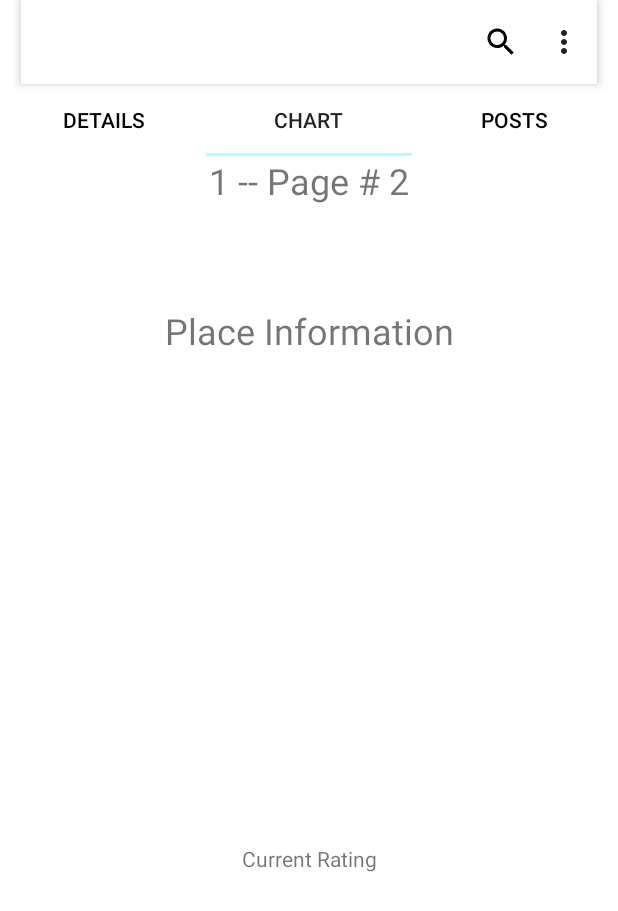
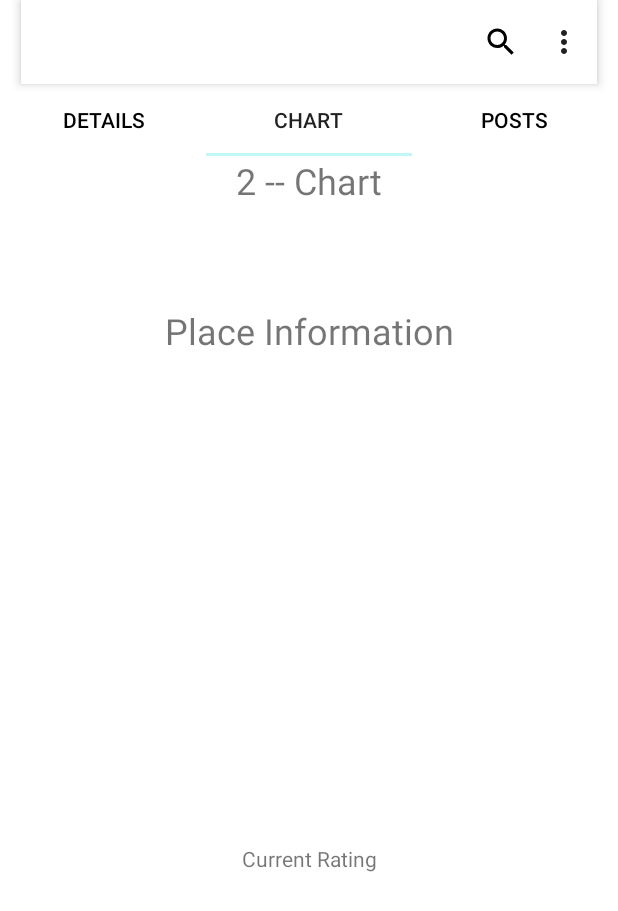
Before and after one commit to cpe305/spring2017-project-michellesfc, an Android app: the SearchActivity screen opened directly, with no data from a screen before it, tab 2 chosen, on a phone screen of 412 x 824 dp. Shown: the top 911 px of the screen. Run offline under Robolectric (Android 15) with nearby library versions, the phone set to English and light mode, and no system bars; 1 statement that could not run was skipped.

Commit message:
Each tab is now mapped to a fragment

```diff
--- a/app/build.gradle
+++ b/app/build.gradle
@@ -32,6 +32,7 @@ dependencies {
     compile 'com.google.android.gms:play-services:10.2.1'
     compile 'com.android.support:design:25.3.1'
     compile 'com.google.firebase:firebase-database:10.2.1'
+    compile 'com.android.support:support-v4:25.3.1'
     testCompile 'junit:junit:4.12'
 }
 
--- a/app/src/main/AndroidManifest.xml
+++ b/app/src/main/AndroidManifest.xml
@@ -16,15 +16,15 @@
             android:name="com.google.android.gms.version"
             android:value="@integer/google_play_services_version" />
 
-        <activity android:name=".MainActivity">
+        <activity android:name=".view.activity.MainActivity">
             <intent-filter>
                 <action android:name="android.intent.action.MAIN" />
 
                 <category android:name="android.intent.category.LAUNCHER" />
             </intent-filter>
         </activity>
-        <activity android:name=".ListActivity" />
-        <activity android:name=".SearchActivity"></activity>
+        <activity android:name=".view.activity.ListActivity" />
+        <activity android:name=".view.activity.SearchActivity"></activity>
     </application>
 
 </manifest>
--- a/app/src/main/java/com/example/michellegu/avoid/SearchPagerAdapter.java
+++ b/app/src/main/java/com/example/michellegu/avoid/view/SearchPagerAdapter.java
@@ -1,8 +1,12 @@
-package com.example.michellegu.avoid;
+package com.example.michellegu.avoid.view;
 
 import android.support.v4.app.Fragment;
 import android.support.v4.app.FragmentManager;
 import android.support.v4.app.FragmentPagerAdapter;
+
+import com.example.michellegu.avoid.view.fragment.ChartFragment;
+import com.example.michellegu.avoid.view.fragment.DetailsFragment;
+import com.example.michellegu.avoid.view.fragment.PostsFragment;
 
 /**
  * Created by michellegu on 4/24/17.
@@ -25,12 +29,12 @@ public class SearchPagerAdapter extends FragmentPagerAdapter {
     @Override
     public Fragment getItem(int position) {
         switch (position) {
-            case 0: // Fragment # 0 - This will show FirstFragment
-                return DetailsFragment.newInstance(0, "Page # 1");
-            case 1: // Fragment # 0 - This will show FirstFragment different title
-                return DetailsFragment.newInstance(1, "Page # 2");
-            case 2: // Fragment # 1 - This will show SecondFragment
-                return DetailsFragment.newInstance(2, "Page # 3");
+            case 0:
+                return DetailsFragment.newInstance();
+            case 1:
+                return ChartFragment.newInstance();
+            case 2:
+                return PostsFragment.newInstance();
             default:
                 return null;
         }
--- a/app/src/main/java/com/example/michellegu/avoid/BaseActivity.java
+++ b/app/src/main/java/com/example/michellegu/avoid/view/activity/BaseActivity.java
@@ -1,6 +1,5 @@
-package com.example.michellegu.avoid;
+package com.example.michellegu.avoid.view.activity;
 
-import android.app.ActionBar;
 import android.content.Intent;
 import android.os.Bundle;
 import android.support.v7.app.AppCompatActivity;
@@ -8,6 +7,7 @@ import android.support.v7.widget.Toolbar;
 import android.view.Menu;
 import android.view.MenuItem;
 
+import com.example.michellegu.avoid.R;
 import com.example.michellegu.avoid.view.IBaseView;
 
 /**
--- a/app/src/main/java/com/example/michellegu/avoid/ListActivity.java
+++ b/app/src/main/java/com/example/michellegu/avoid/view/activity/ListActivity.java
@@ -1,8 +1,8 @@
-package com.example.michellegu.avoid;
+package com.example.michellegu.avoid.view.activity;
 
-import android.support.v7.app.AppCompatActivity;
 import android.os.Bundle;
-import android.widget.TextView;
+
+import com.example.michellegu.avoid.R;
 
 /**
  * This activity will keep track of the places the user favorites.
--- a/app/src/main/java/com/example/michellegu/avoid/MainActivity.java
+++ b/app/src/main/java/com/example/michellegu/avoid/view/activity/MainActivity.java
@@ -1,7 +1,8 @@
-package com.example.michellegu.avoid;
+package com.example.michellegu.avoid.view.activity;
 
-import android.support.v7.app.AppCompatActivity;
 import android.os.Bundle;
+
+import com.example.michellegu.avoid.R;
 
 /**
  * This activity is displayed when the app first starts up.
--- /dev/null
+++ b/app/src/main/java/com/example/michellegu/avoid/view/fragment/ChartFragment.java
@@ -0,0 +1,45 @@
+package com.example.michellegu.avoid.view.fragment;
+
+import android.os.Bundle;
+import android.support.v4.app.Fragment;
+import android.view.LayoutInflater;
+import android.view.View;
+import android.view.ViewGroup;
+import android.widget.TextView;
+
+import com.example.michellegu.avoid.R;
+
+/**
+ * Created by michellegu on 4/24/17.
+ */
+
+public class ChartFragment extends Fragment {
+    // Store instance variables
+    private String title = "Chart";
+    private int page = 2;
+
+    // newInstance constructor for creating fragment with arguments
+    public static ChartFragment newInstance() {
+        ChartFragment fragmentSecond = new ChartFragment();
+        Bundle args = new Bundle();
+        fragmentSecond.setArguments(args);
+        return fragmentSecond;
+    }
+
+    // Store instance variables based on arguments passed
+    @Override
+    public void onCreate(Bundle savedInstanceState) {
+        super.onCreate(savedInstanceState);
+    }
+
+    // Inflate the view for the fragment based on layout XML
+    @Override
+    public View onCreateView(LayoutInflater inflater, ViewGroup container,
+                             Bundle savedInstanceState) {
+        View view = inflater.inflate(R.layout.fragment_chart, container, false);
+        TextView chartLabel = (TextView) view.findViewById(R.id.chartLabel);
+        chartLabel.setText(page + " -- " + title);
+
+        return view;
+    }
+}
--- /dev/null
+++ b/app/src/main/java/com/example/michellegu/avoid/view/fragment/DetailsFragment.java
@@ -0,0 +1,45 @@
+package com.example.michellegu.avoid.view.fragment;
+
+import android.os.Bundle;
+import android.support.v4.app.Fragment;
+import android.view.LayoutInflater;
+import android.view.View;
+import android.view.ViewGroup;
+import android.widget.TextView;
+
+import com.example.michellegu.avoid.R;
+
+/**
+ * Created by michellegu on 4/24/17.
+ */
+
+public class DetailsFragment extends Fragment {
+    // Store instance variables
+    private String title = "Details";
+    private int page = 1;
+
+    // newInstance constructor for creating fragment with arguments
+    public static DetailsFragment newInstance() {
+        DetailsFragment fragmentFirst = new DetailsFragment();
+        Bundle args = new Bundle();
+        fragmentFirst.setArguments(args);
+        return fragmentFirst;
+    }
+
+    // Store instance variables based on arguments passed
+    @Override
+    public void onCreate(Bundle savedInstanceState) {
+        super.onCreate(savedInstanceState);
+    }
+
+    // Inflate the view for the fragment based on layout XML
+    @Override
+    public View onCreateView(LayoutInflater inflater, ViewGroup container,
+                             Bundle savedInstanceState) {
+        View view = inflater.inflate(R.layout.fragment_details, container, false);
+        TextView tvLabel = (TextView) view.findViewById(R.id.tvLabel);
+        tvLabel.setText(page + " -- " + title);
+
+        return view;
+    }
+}
--- a/app/src/main/java/com/example/michellegu/avoid/DetailsFragment.java
+++ b/app/src/main/java/com/example/michellegu/avoid/view/fragment/PostsFragment.java
@@ -1,4 +1,4 @@
-package com.example.michellegu.avoid;
+package com.example.michellegu.avoid.view.fragment;
 
 import android.os.Bundle;
 import android.support.v4.app.Fragment;
@@ -7,41 +7,39 @@ import android.view.View;
 import android.view.ViewGroup;
 import android.widget.TextView;
 
+import com.example.michellegu.avoid.R;
+
 /**
  * Created by michellegu on 4/24/17.
  */
 
-public class DetailsFragment extends Fragment {
+public class PostsFragment extends Fragment {
     // Store instance variables
-    private String title;
-    private int page;
+    private String title = "Post";
+    private int page = 3;
 
     // newInstance constructor for creating fragment with arguments
-    public static DetailsFragment newInstance(int page, String title) {
-        DetailsFragment fragmentFirst = new DetailsFragment();
+    public static PostsFragment newInstance() {
+        PostsFragment fragmentThird = new PostsFragment();
         Bundle args = new Bundle();
-        args.putInt("someInt", page);
-        args.putString("someTitle", title);
-        fragmentFirst.setArguments(args);
-        return fragmentFirst;
+        fragmentThird.setArguments(args);
+        return fragmentThird;
     }
 
     // Store instance variables based on arguments passed
     @Override
     public void onCreate(Bundle savedInstanceState) {
         super.onCreate(savedInstanceState);
-        page = getArguments().getInt("someInt", 0);
-        title = getArguments().getString("someTitle");
     }
 
     // Inflate the view for the fragment based on layout XML
     @Override
     public View onCreateView(LayoutInflater inflater, ViewGroup container,
                              Bundle savedInstanceState) {
-        View view = inflater.inflate(R.layout.fragment_page, container, false);
-        TextView tvLabel = (TextView) view.findViewById(R.id.tvLabel);
-        tvLabel.setText(page + " -- " + title);
-        //System.out.print(tvLabel.getText());
+        View view = inflater.inflate(R.layout.fragment_posts, container, false);
+        TextView postLabel = (TextView) view.findViewById(R.id.postLabel);
+        postLabel.setText(page + " -- " + title);
+
         return view;
     }
 }
--- a/app/src/main/res/layout/activity_main.xml
+++ b/app/src/main/res/layout/activity_main.xml
@@ -4,7 +4,7 @@
     xmlns:tools="http://schemas.android.com/tools"
     android:layout_width="match_parent"
     android:layout_height="match_parent"
-    tools:context="com.example.michellegu.avoid.MainActivity">
+    tools:context="com.example.michellegu.avoid.view.activity.MainActivity">
 
     <include
         android:id="@+id/my_toolbar"
--- a/app/src/main/res/layout/activity_main2.xml
+++ b/app/src/main/res/layout/activity_main2.xml
@@ -4,7 +4,7 @@
     xmlns:tools="http://schemas.android.com/tools"
     android:layout_width="match_parent"
     android:layout_height="match_parent"
-    tools:context="com.example.michellegu.avoid.ListActivity">
+    tools:context="com.example.michellegu.avoid.view.activity.ListActivity">
 
     <include
         android:id="@+id/my_toolbar"
--- a/app/src/main/res/layout/activity_search.xml
+++ b/app/src/main/res/layout/activity_search.xml
@@ -4,7 +4,7 @@
     xmlns:tools="http://schemas.android.com/tools"
     android:layout_width="match_parent"
     android:layout_height="match_parent"
-    tools:context="com.example.michellegu.avoid.SearchActivity"
+    tools:context="com.example.michellegu.avoid.view.activity.SearchActivity"
     android:orientation="vertical">
 
     <include
--- /dev/null
+++ b/app/src/main/res/layout/fragment_chart.xml
@@ -0,0 +1,18 @@
+<?xml version="1.0" encoding="utf-8"?>
+<android.support.constraint.ConstraintLayout xmlns:android="http://schemas.android.com/apk/res/android"
+    xmlns:app="http://schemas.android.com/apk/res-auto"
+    xmlns:tools="http://schemas.android.com/tools"
+    android:layout_width="match_parent" android:layout_height="match_parent"
+    android:orientation="vertical" >
+
+    <TextView
+        android:id="@+id/chartLabel"
+        android:layout_width="wrap_content"
+        android:layout_height="wrap_content"
+        android:text="TextView"
+        android:textSize="24sp"
+        tools:layout_editor_absoluteY="502dp"
+        app:layout_constraintLeft_toLeftOf="parent"
+        app:layout_constraintRight_toRightOf="parent" />
+
+</android.support.constraint.ConstraintLayout>
--- a/app/src/main/res/values/strings.xml
+++ b/app/src/main/res/values/strings.xml
@@ -11,4 +11,7 @@
     </string>
     <string name="action_settings">Settings</string>
     <string name="section_format">Hello World from section: %1$d</string>
+
+    <!-- TODO: Remove or change this placeholder text -->
+    <string name="hello_blank_fragment">Hello blank fragment</string>
 </resources>
```
Also changed, not shown: app/src/main/java/com/example/michellegu/avoid/model/PlaceData.java (renamed from app/src/main/java/com/example/michellegu/avoid/model/Place.java, +6 -3 lines), app/src/main/java/com/example/michellegu/avoid/presenter/SearchPresenter.java (+2 -6 lines), app/src/main/java/com/example/michellegu/avoid/view/activity/SearchActivity.java (renamed from app/src/main/java/com/example/michellegu/avoid/SearchActivity.java, +5 -6 lines), app/src/main/res/layout/fragment_posts.xml (added, +18 -0 lines), app/src/main/res/layout/fragment_details.xml (renamed from app/src/main/res/layout/fragment_page.xml), 1 other file.
